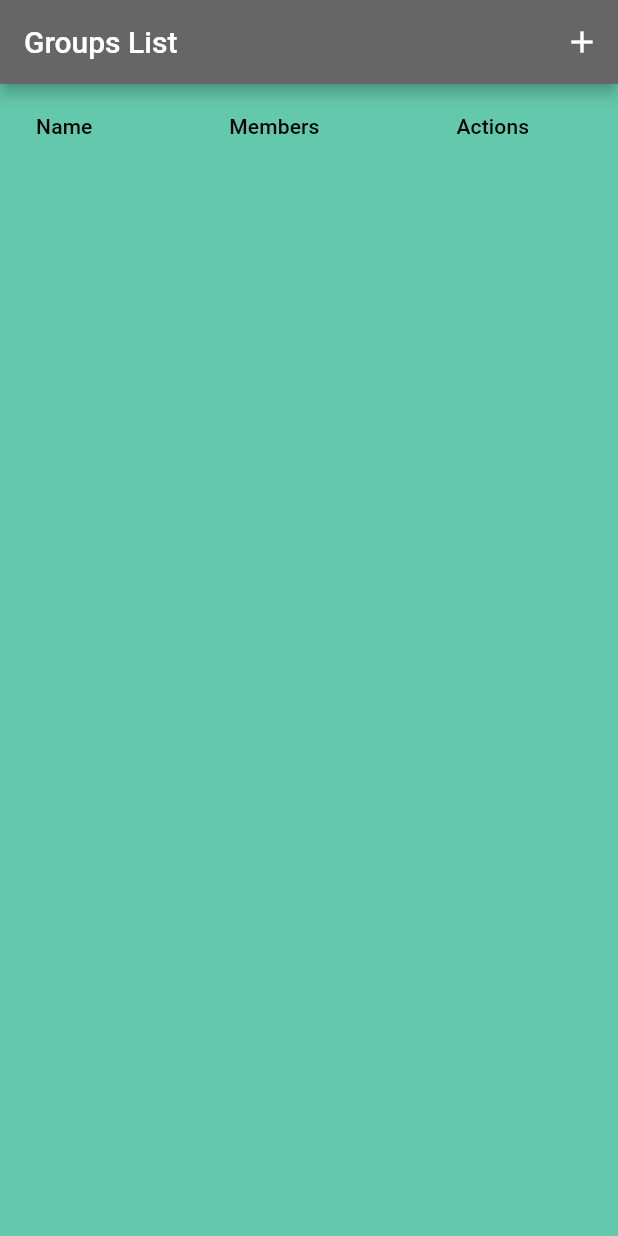
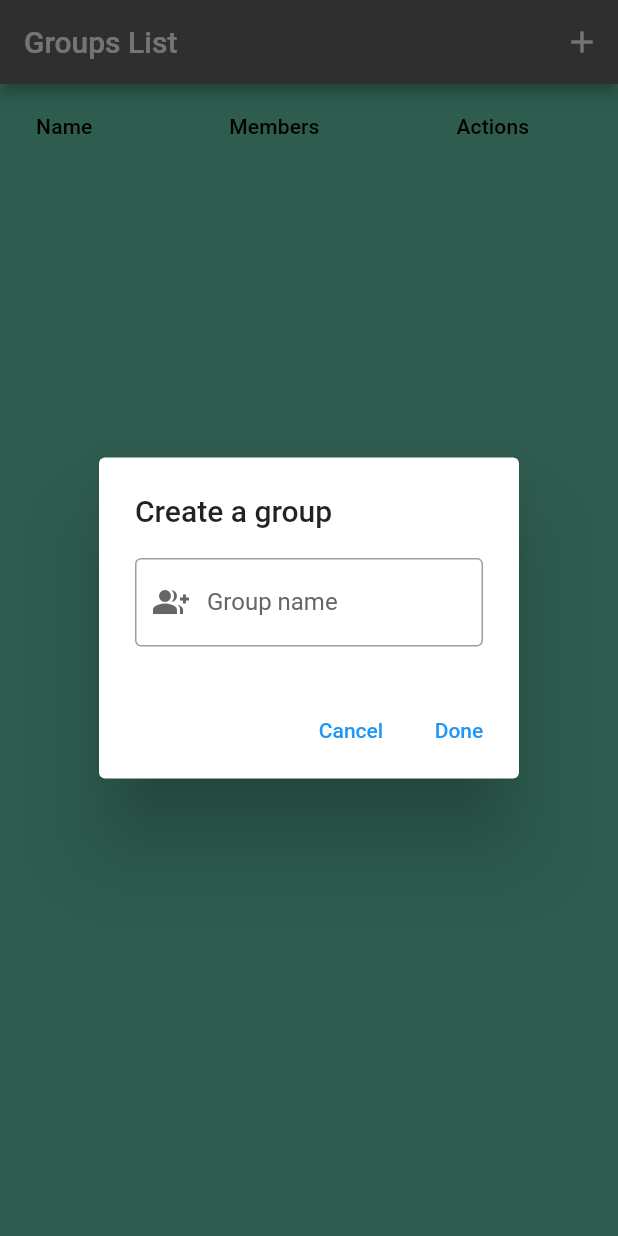
Before and after one commit to Muhammad-Yaqoob-4110/SE-Lab-Final-Project, a Flutter app: the Group screen opened directly with empty values, after a tap on the "add" icon, on a phone screen of 412 x 824 dp. Run offline on Flutter 3.47's test engine with Material 2 defaults, Android fonts, the phone set to English and light mode, and no system bars; network calls fail.

Commit message:
create add group ui

```diff
--- a/money_mate/lib/pages/DashBoard/Group/group.dart
+++ b/money_mate/lib/pages/DashBoard/Group/group.dart
@@ -2,6 +2,8 @@ import 'package:http/http.dart' as http;
 import 'dart:convert';
 import 'package:flutter/material.dart';
 import 'package:money_mate/config.dart';
+import 'package:money_mate/commonWidgets/inpuptWidget.dart';
+import 'package:money_mate/commonFunctions/alerts.dart';
 
 class Group extends StatefulWidget {
   final dynamic data;
@@ -16,11 +18,55 @@ class _GroupState extends State<Group> {
   final Color appColor = AppThemes.theme.secondaryHeaderColor;
   bool showContent = false;
   List<Map<String, dynamic>> groupList = [];
-
+  final TextEditingController _groupNameController = TextEditingController();
   @override
   void initState() {
     super.initState();
     fetchData();
+  }
+
+  Future<void> _addGroupDialog(BuildContext context) {
+    return showDialog<void>(
+      context: context,
+      barrierDismissible: false,
+      builder: (BuildContext context) {
+        return AlertDialog(
+          title: const Text('Create a group'),
+          content: CustomInputField(
+            label: 'Group name',
+            icon: Icons.group_add_sharp,
+            controller: _groupNameController,
+            customColor: customColor,
+            appColor: appColor,
+          ),
+          actions: <Widget>[
+            TextButton(
+              style: TextButton.styleFrom(
+                textStyle: Theme.of(context).textTheme.labelLarge,
+              ),
+              child: const Text('Cancel'),
+              onPressed: () {
+                Navigator.of(context).pop();
+              },
+            ),
+            TextButton(
+              style: TextButton.styleFrom(
+                textStyle: Theme.of(context).textTheme.labelLarge,
+              ),
+              child: const Text('Done'),
+              onPressed: () {
+                var groupName = _groupNameController.text.trim();
+                if (groupName == "") {
+                  showCustomGroupNameAlert(context);
+                } else {
+                  Navigator.of(context).pop();
+                }
+              },
+            ),
+          ],
+        );
+      },
+    );
   }
 
   Future<void> fetchData() async {
@@ -56,7 +102,7 @@ class _GroupState extends State<Group> {
           IconButton(
             icon: Icon(Icons.add),
             onPressed: () {
-              // showUserDialog(null); // Pass null to indicate add mode
+              _addGroupDialog(context);
             },
           ),
         ],
@@ -74,12 +120,8 @@ class _GroupState extends State<Group> {
                 // Wrap the DataRow with GestureDetector
                 onSelectChanged: (isSelected) {
                   if (isSelected != null && isSelected) {
-                    // Add your navigation logic here
-                    // For example, you can use Navigator to push a new page
-                    // Navigator.push(
-                    //   context,
-                    //   MaterialPageRoute(builder: (context) => AnotherPage()),
-                    // );
+                    // _dialogBuilder(context);
+                    // child: const Text('Open Dialog'),
                   }
                 },
                 cells: <DataCell>[
```
